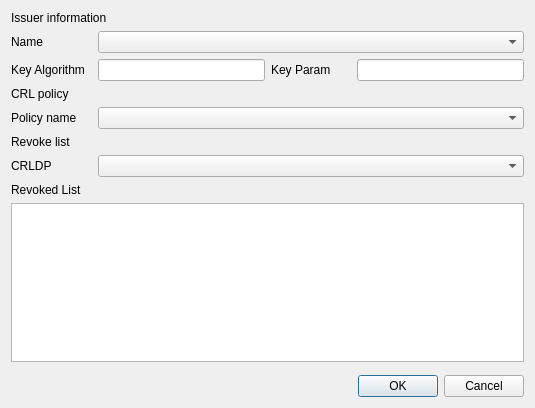
The window that CAMan/make_crl_dlg.ui (jykim74/CertMan) describes before a commit, drawn with Qt 5.
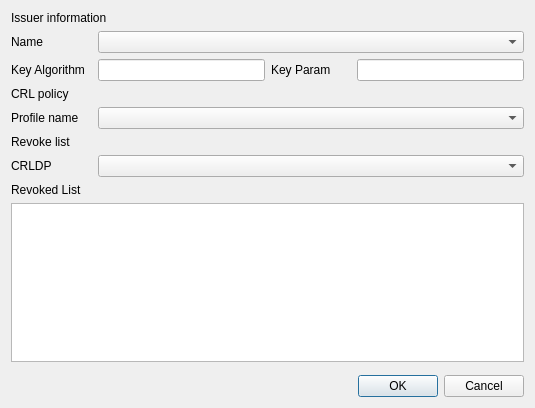
The same window after the commit.

Commit message: Policy 를 Profile로 변경

```diff
--- a/CAMan/make_crl_dlg.ui
+++ b/CAMan/make_crl_dlg.ui
@@ -20,7 +20,7 @@
    <item row="4" column="0">
     <widget class="QLabel" name="label_6">
      <property name="text">
-      <string>Policy name</string>
+      <string>Profile name</string>
      </property>
     </widget>
    </item>
```
Left out of the diff: 4 changed lines with no effect on the pictures. The commit also changes 37 other files.
